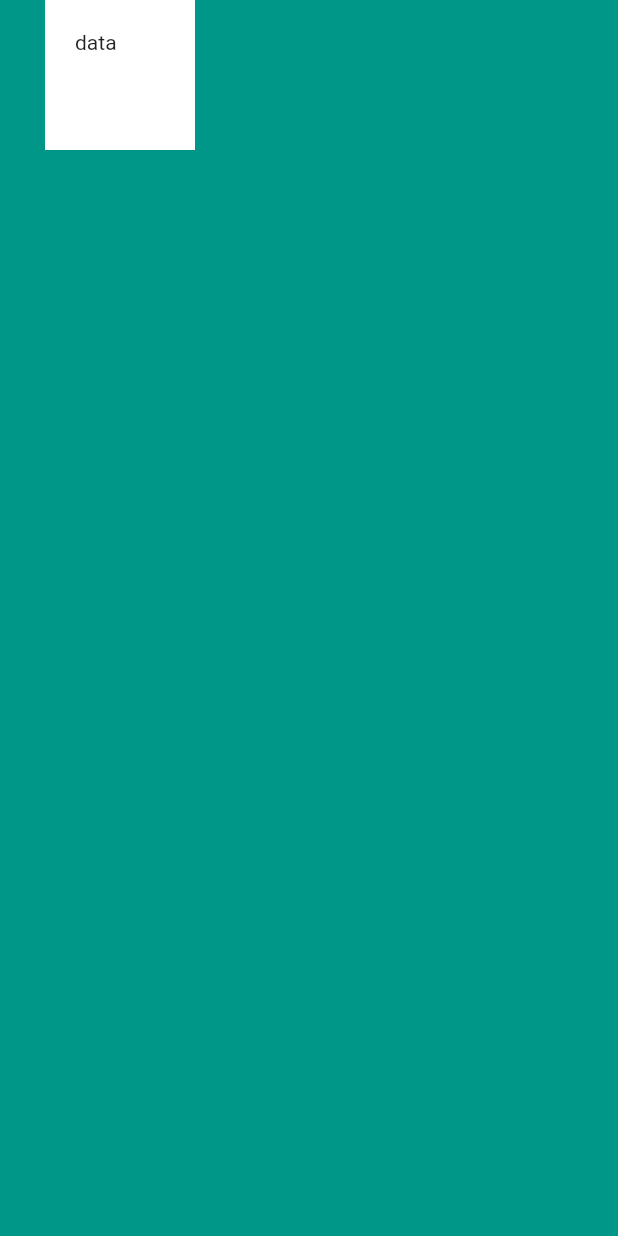
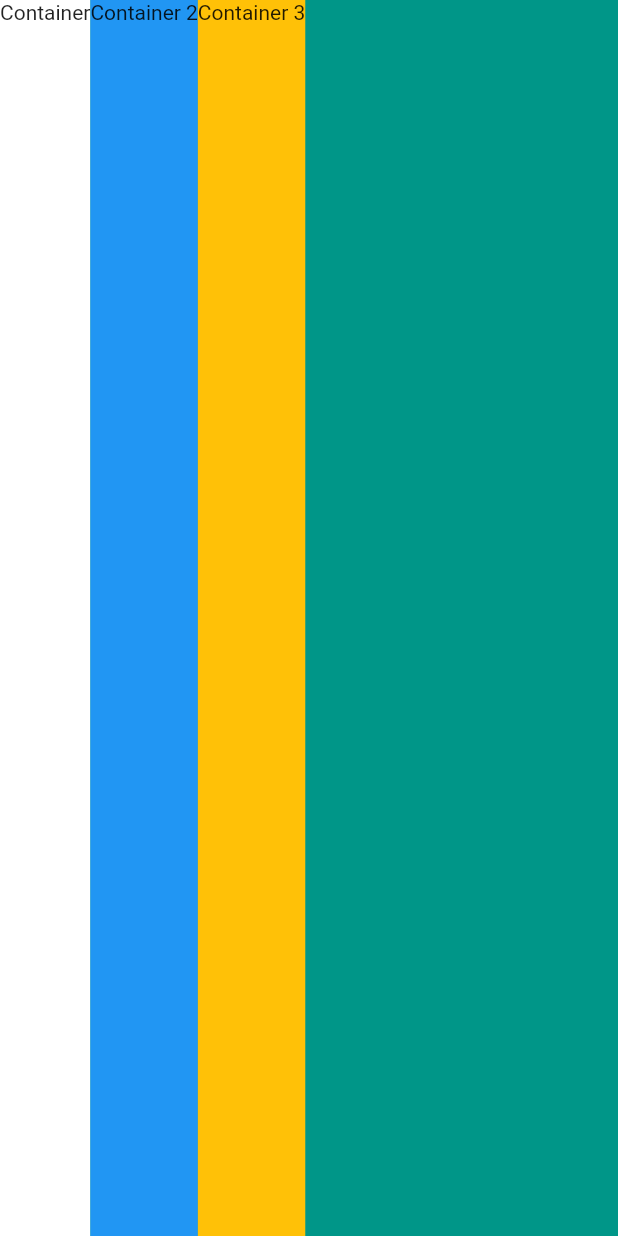
Before and after one commit to Dext7/flutter-bootcamp, a Flutter app: the screen it shows after launch, on a phone screen of 412 x 824 dp. Run offline on Flutter 3.47's test engine with Material 2 defaults, Android fonts, the phone set to English and light mode, and no system bars.

Commit message:
Row & Column

```diff
--- a/lib/main.dart
+++ b/lib/main.dart
@@ -10,19 +10,31 @@ class MyApp extends StatelessWidget {
       home: Scaffold(
         backgroundColor: Colors.teal,
         body: SafeArea(
-          child: Container(
-            height: 100.0,
-            width: 100.0,
-            margin: EdgeInsets.only(left: 30.0),
-            padding: EdgeInsets.all(20.0),
-            /*
-            margin: EdgeInsets.fromLTRB(100.0, 50.0, 50.0, 35.0),
-            margin: EdgeInsets.symmetric(
-              vertical: 50.0,
-              horizontal: 10.0
-            ), */
-            color: Colors.white,
-            child: Text('data'),
+          child: Row( // Row to Column
+            // crossAxisAlignment: CrossAxisAlignment.end,
+            crossAxisAlignment: CrossAxisAlignment.stretch,
+            children: <Widget>[
+              Container(
+                height: 100.0,
+                // width: double.infinity,
+                color: Colors.white,
+                child: Text('Container'),
+              ),
+              SizedBox(height: 20.0,),
+              Container(
+                height: 100.0,
+                // width: double.infinity,
+                color: Colors.blue,
+                child: Text('Container 2')
+              ),
+              SizedBox(height: 20.0,),
+              Container(
+                height: 100.0,
+                // width: double.infinity,
+                color: Colors.amber,
+                child: Text('Container 3')
+              ),
+            ],
           )
         )
       ),
```
